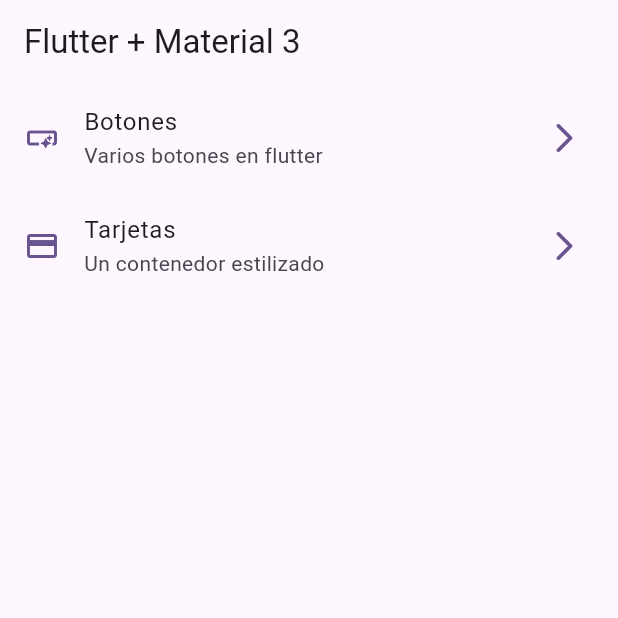
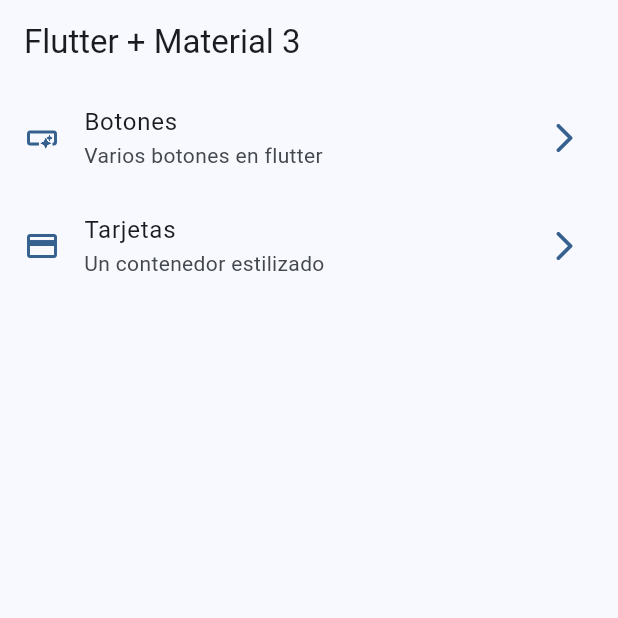
Before and after one commit to SammyCode/widgets_catalog, a Flutter app: the screen it shows after launch, on a phone screen of 412 x 824 dp, the top half of it. Run offline on Flutter 3.47's test engine with Material 3 defaults, Android fonts, the phone set to English and light mode, and no system bars; our stand-ins replace go_router.

```diff
--- /dev/null
+++ b/lib/config/router/app_router.dart
@@ -0,0 +1,19 @@
+import 'package:go_router/go_router.dart';
+import 'package:widgets_app/presentation/screens/home/screens.dart';
+
+final appRouter = GoRouter(
+  routes: [
+    GoRoute(
+      path: '/',
+      builder: (context, state) => const HomeScreen(),
+    ),
+    GoRoute(
+      path: '/buttons',
+      builder: (context, state) => const ButtonsScreen(),
+    ),
+    GoRoute(
+      path: '/cards',
+      builder: (context, state) => const CardsScreen(),
+    ),
+  ],
+);
--- a/lib/main.dart
+++ b/lib/main.dart
@@ -1,8 +1,6 @@
 import 'package:flutter/material.dart';
+import 'package:widgets_app/config/router/app_router.dart';
 import 'package:widgets_app/config/theme/app_theme.dart';
-import 'package:widgets_app/presentation/screens/buttons/buttons_screen.dart';
-import 'package:widgets_app/presentation/screens/cards/cards_screen.dart';
-import 'package:widgets_app/presentation/screens/home/home_screen.dart';
 
 void main() {
   runApp(const MainApp());
@@ -13,14 +11,10 @@ class MainApp extends StatelessWidget {
 
   @override
   Widget build(BuildContext context) {
-    return MaterialApp(
+    return MaterialApp.router(
+      routerConfig: appRouter,
       debugShowCheckedModeBanner: false,
-      theme: AppTheme(selectedColor: 5).getTheme(),
-      home: const HomeScreen(),
-      routes: {
-        '/buttons': (context) => const ButtonsScreen(),
-        '/cards': (context) => const CardsScreen(),
-      },
+      theme: AppTheme(selectedColor: 0).getTheme(),
     );
   }
 }
--- a/lib/presentation/screens/home/home_screen.dart
+++ b/lib/presentation/screens/home/home_screen.dart
@@ -1,4 +1,5 @@
 import 'package:flutter/material.dart';
+import 'package:go_router/go_router.dart';
 import 'package:widgets_app/config/menu/menu_items.dart';
 import 'package:widgets_app/presentation/screens/buttons/buttons_screen.dart';
 
@@ -51,9 +52,10 @@ class _CustomListTile extends StatelessWidget {
       title: Text(menuItem.title),
       subtitle: Text(menuItem.subTitle),
       onTap: () {
-        // Navigator.of(context).push(
-        //   MaterialPageRoute(builder: (context) => const ButtonsScreen()));
-        Navigator.pushNamed(context, menuItem.link);
+        //Navigator.of(context).push(
+        //    MaterialPageRoute(builder: (context) => const ButtonsScreen()));
+        //  Navigator.pushNamed(context, menuItem.link);
+        context.push(menuItem.link);
       },
     );
   }
--- /dev/null
+++ b/lib/presentation/screens/home/screens.dart
@@ -0,0 +1,3 @@
+export 'package:widgets_app/presentation/screens/buttons/buttons_screen.dart';
+export 'package:widgets_app/presentation/screens/cards/cards_screen.dart';
+export 'package:widgets_app/presentation/screens/home/home_screen.dart';
--- a/pubspec.yaml
+++ b/pubspec.yaml
@@ -9,11 +9,12 @@ environment:
 dependencies:
   flutter:
     sdk: flutter
+  go_router: ^14.0.2
 
 dev_dependencies:
+  flutter_lints: ^2.0.0
   flutter_test:
     sdk: flutter
-  flutter_lints: ^2.0.0
 
 flutter:
   uses-material-design: true
```
Also changed, not shown: pubspec.lock.
